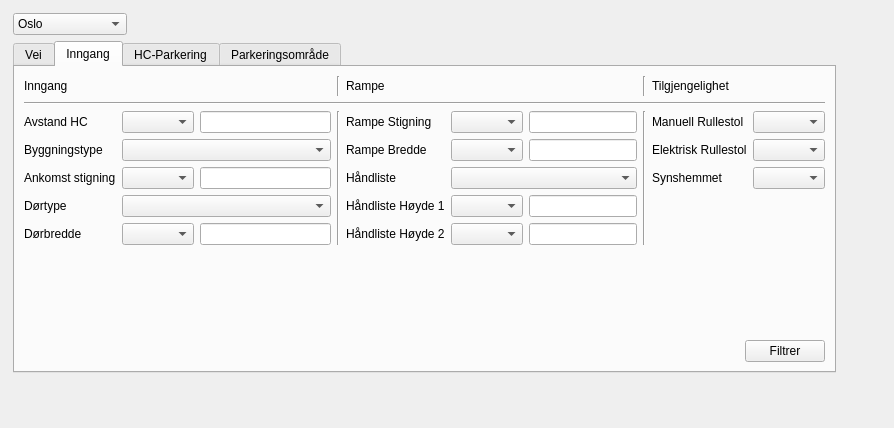
Qt form master_dialog_base.ui (KaspArno/MasterGUI) before a commit.
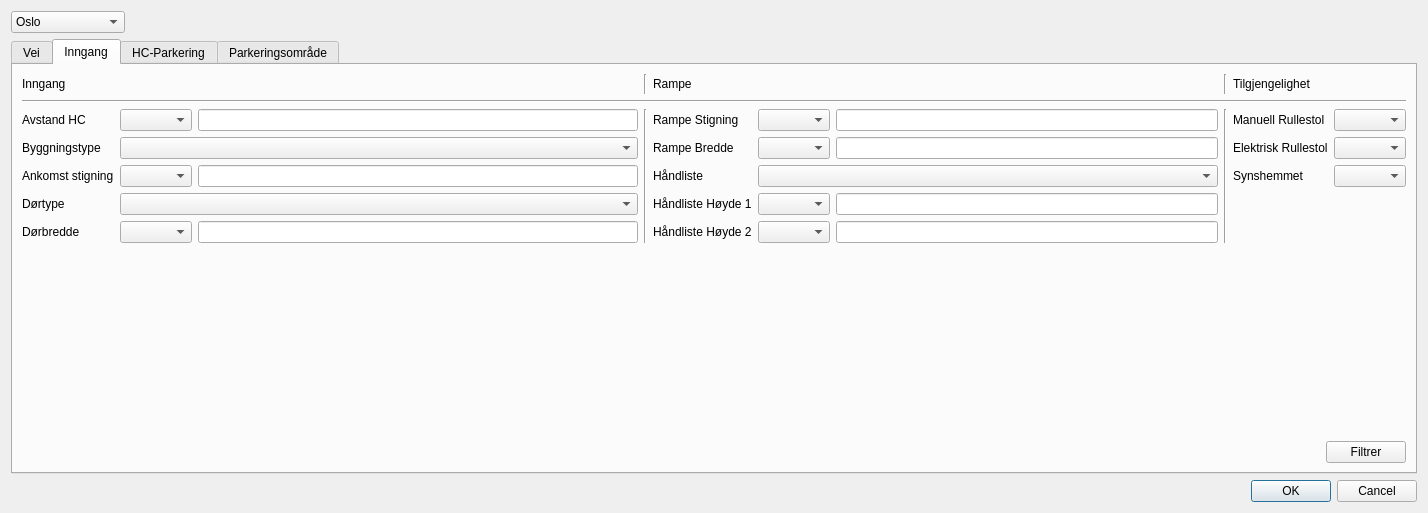
The same form after that commit.

Diff of the .ui file:
```diff
--- a/master_dialog_base.ui
+++ b/master_dialog_base.ui
@@ -6,38 +6,15 @@
    <rect>
     <x>0</x>
     <y>0</y>
-    <width>894</width>
-    <height>428</height>
+    <width>1428</width>
+    <height>513</height>
    </rect>
   </property>
   <property name="windowTitle">
    <string>Master</string>
   </property>
-  <widget class="QDialogButtonBox" name="button_box">
-   <property name="geometry">
-    <rect>
-     <x>30</x>
-     <y>240</y>
-     <width>341</width>
-     <height>32</height>
-    </rect>
-   </property>
-   <property name="orientation">
-    <enum>Qt::Horizontal</enum>
-   </property>
-   <property name="standardButtons">
-    <set>QDialogButtonBox::Cancel|QDialogButtonBox::Ok</set>
-   </property>
-  </widget>
-  <widget class="QWidget" name="layoutWidget">
-   <property name="geometry">
-    <rect>
-     <x>13</x>
-     <y>13</y>
-     <width>823</width>
-     <height>360</height>
-    </rect>
-   </property>
+  <layout class="QVBoxLayout" name="verticalLayout_3">
+   <item>
    <layout class="QVBoxLayout" name="verticalLayout_2">
     <item>
      <layout class="QHBoxLayout" name="horizontalLayout_15">
@@ -1108,7 +1085,18 @@
      </widget>
     </item>
    </layout>
-  </widget>
+   </item>
+   <item>
+    <widget class="QDialogButtonBox" name="button_box">
+     <property name="orientation">
+      <enum>Qt::Horizontal</enum>
+     </property>
+     <property name="standardButtons">
+      <set>QDialogButtonBox::Cancel|QDialogButtonBox::Ok</set>
+     </property>
+    </widget>
+   </item>
+  </layout>
  </widget>
  <resources/>
  <connections>
```
Lines whose indentation alone changed are shown as unchanged.
